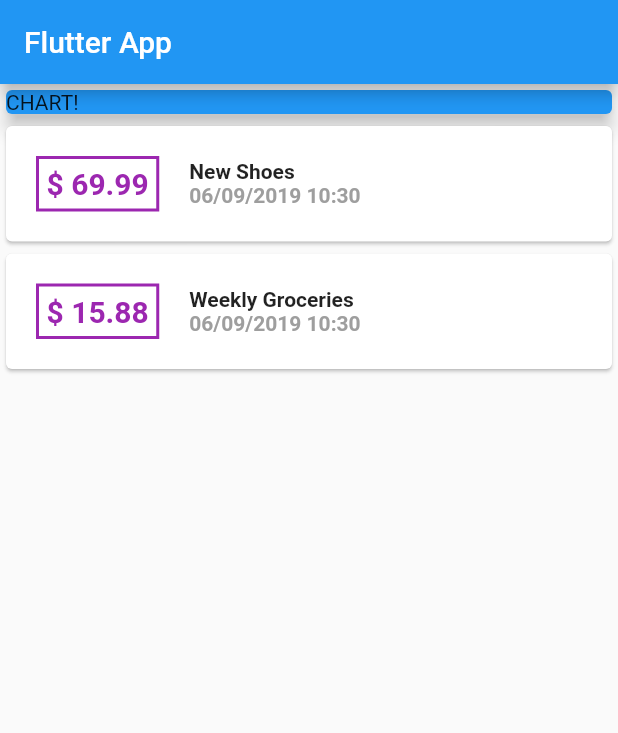
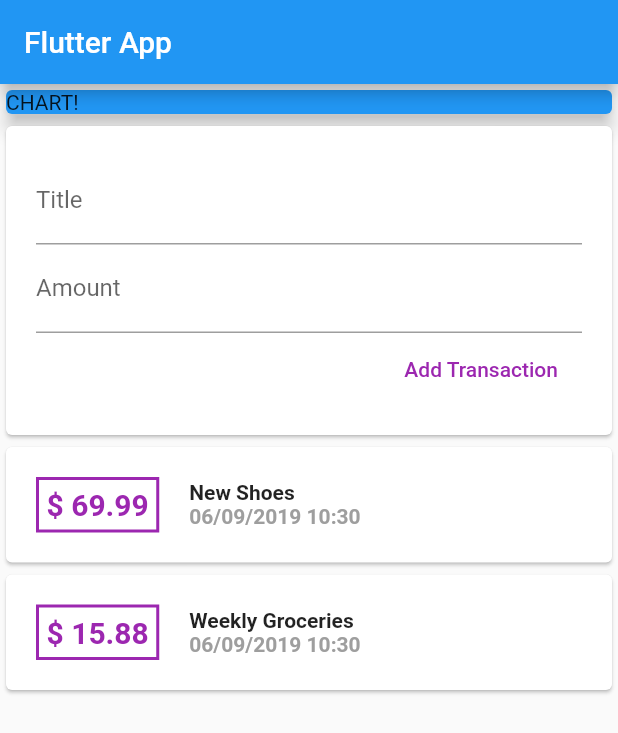
Before and after one commit to mawippel/personal-expenses-app, a Flutter app: the screen it shows after launch, on a phone screen of 412 x 824 dp. Shown: the top 733 px of the screen. Run offline on Flutter 3.47's test engine with Material 2 defaults, Android fonts, the phone set to English and light mode, and no system bars.

Commit message:
feat: splitting the app into widgets

```diff
--- a/lib/main.dart
+++ b/lib/main.dart
@@ -1,6 +1,5 @@
 import 'package:flutter/material.dart';
-import 'package:personal_expenses_app/transaction.dart';
-import 'package:intl/intl.dart';
+import 'package:personal_expenses_app/widgets/transactions_wrapper.dart';
 
 void main() => runApp(MyApp());
 
@@ -15,21 +14,6 @@ class MyApp extends StatelessWidget {
 }
 
 class MyHomePage extends StatelessWidget {
-  final List<Transaction> transactions = [
-    Transaction(
-      id: 't1',
-      title: 'New Shoes',
-      amount: 69.99,
-      date: DateTime.now(),
-    ),
-    Transaction(
-      id: 't2',
-      title: 'Weekly Groceries',
-      amount: 15.88,
-      date: DateTime.now(),
-    ),
-  ];
-
   @override
   Widget build(BuildContext context) {
     return Scaffold(
@@ -46,54 +30,7 @@ class MyHomePage extends StatelessWidget {
               elevation: 5,
             ),
           ),
-          Column(
-            children: transactions.map((tx) {
-              return Card(
-                child: Row(
-                  children: <Widget>[
-                    Container(
-                      margin: EdgeInsets.all(20),
-                      padding: EdgeInsets.all(5),
-                      decoration: BoxDecoration(
-                        border: Border.all(
-                          color: Colors.purple,
-                          width: 2,
-                        ),
-                      ),
-                      child: Text(
-                        '\$ ${tx.amount.toString()}',
-                        style: TextStyle(
-                          fontWeight: FontWeight.bold,
-                          fontSize: 20,
-                          color: Colors.purple,
-                        ),
-                      ),
-                    ),
-                    Column(
-                      crossAxisAlignment: CrossAxisAlignment.start,
-                      children: <Widget>[
-                        Text(
-                          tx.title,
-                          style: TextStyle(
-                            fontWeight: FontWeight.bold,
-                            fontSize: 14,
-                          ),
-                        ),
-                        Text(
-                          DateFormat('dd/MM/yyyy hh:mm').format(tx.date),
-                          style: TextStyle(
-                            fontWeight: FontWeight.bold,
-                            fontSize: 14,
-                            color: Colors.grey,
-                          ),
-                        ),
-                      ],
-                    )
-                  ],
-                ),
-              );
-            }).toList(),
-          )
+          TransactionsWrapper(),
         ],
       ),
     );
--- /dev/null
+++ b/lib/widgets/new_transaction.dart
@@ -0,0 +1,39 @@
+import 'package:flutter/material.dart';
+
+class NewTransaction extends StatelessWidget {
+  final Function txAdder;
+
+  const NewTransaction({Key key, @required this.txAdder}) : super(key: key);
+
+  @override
+  Widget build(BuildContext context) {
+    final titleController = TextEditingController();
+    final amountController = TextEditingController();
+
+    return Card(
+      child: Container(
+        padding: EdgeInsets.all(20),
+        child: Column(
+          crossAxisAlignment: CrossAxisAlignment.end,
+          children: <Widget>[
+            TextField(
+              decoration: InputDecoration(labelText: 'Title'),
+              controller: titleController,
+            ),
+            TextField(
+              decoration: InputDecoration(labelText: 'Amount'),
+              controller: amountController,
+            ),
+            FlatButton(
+              child: Text('Add Transaction'),
+              textColor: Colors.purple,
+              onPressed: () {
+                txAdder(titleController.text, double.parse(amountController.text));
+              },
+            )
+          ],
+        ),
+      ),
+    );
+  }
+}
--- /dev/null
+++ b/lib/widgets/transaction_list.dart
@@ -0,0 +1,61 @@
+import 'package:flutter/material.dart';
+import 'package:intl/intl.dart';
+import 'package:personal_expenses_app/model/transaction.dart';
+
+class TransactionList extends StatelessWidget {
+  final List<Transaction> transactions;
+
+  const TransactionList({Key key, @required this.transactions}) : super(key: key);
+
+  @override
+  Widget build(BuildContext context) {
+    return Column(
+      children: transactions.map((tx) {
+        return Card(
+          child: Row(
+            children: <Widget>[
+              Container(
+                margin: EdgeInsets.all(20),
+                padding: EdgeInsets.all(5),
+                decoration: BoxDecoration(
+                  border: Border.all(
+                    color: Colors.purple,
+                    width: 2,
+                  ),
+                ),
+                child: Text(
+                  '\$ ${tx.amount.toString()}',
+                  style: TextStyle(
+                    fontWeight: FontWeight.bold,
+                    fontSize: 20,
+                    color: Colors.purple,
+                  ),
+                ),
+              ),
+              Column(
+                crossAxisAlignment: CrossAxisAlignment.start,
+                children: <Widget>[
+                  Text(
+                    tx.title,
+                    style: TextStyle(
+                      fontWeight: FontWeight.bold,
+                      fontSize: 14,
+                    ),
+                  ),
+                  Text(
+                    DateFormat('dd/MM/yyyy hh:mm').format(tx.date),
+                    style: TextStyle(
+                      fontWeight: FontWeight.bold,
+                      fontSize: 14,
+                      color: Colors.grey,
+                    ),
+                  ),
+                ],
+              )
+            ],
+          ),
+        );
+      }).toList(),
+    );
+  }
+}
--- /dev/null
+++ b/lib/widgets/transactions_wrapper.dart
@@ -0,0 +1,54 @@
+import 'package:flutter/material.dart';
+import 'package:personal_expenses_app/model/transaction.dart';
+import 'package:personal_expenses_app/widgets/new_transaction.dart';
+import 'package:personal_expenses_app/widgets/transaction_list.dart';
+
+class TransactionsWrapper extends StatefulWidget {
+  TransactionsWrapper({Key key}) : super(key: key);
+
+  _TransactionsWrapperState createState() => _TransactionsWrapperState();
+}
+
+class _TransactionsWrapperState extends State<TransactionsWrapper> {
+  final List<Transaction> _transactions = [
+    Transaction(
+      id: 't1',
+      title: 'New Shoes',
+      amount: 69.99,
+      date: DateTime.now(),
+    ),
+    Transaction(
+      id: 't2',
+      title: 'Weekly Groceries',
+      amount: 15.88,
+      date: DateTime.now(),
+    ),
+  ];
+
+  void _addTransaction(String title, double amount) {
+    final newTx = new Transaction(
+        id: '',
+        title: title,
+        amount: amount,
+        date: DateTime.now());
+    setState(() {
+      _transactions.add(newTx);
+    });
+  }
+
+  @override
+  Widget build(BuildContext context) {
+    return Container(
+      child: Column(
+        children: <Widget>[
+          NewTransaction(
+            txAdder: _addTransaction,
+          ),
+          TransactionList(
+            transactions: _transactions,
+          ),
+        ],
+      ),
+    );
+  }
+}
```
Also changed, not shown: lib/model/transaction.dart (renamed from lib/transaction.dart).
